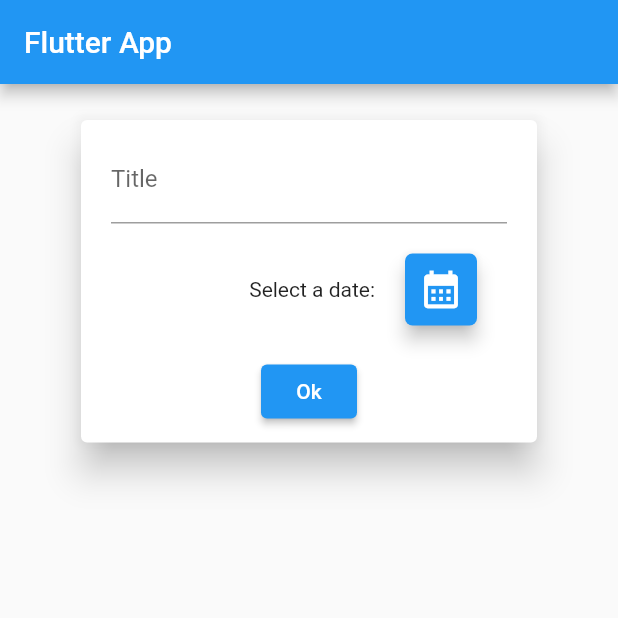
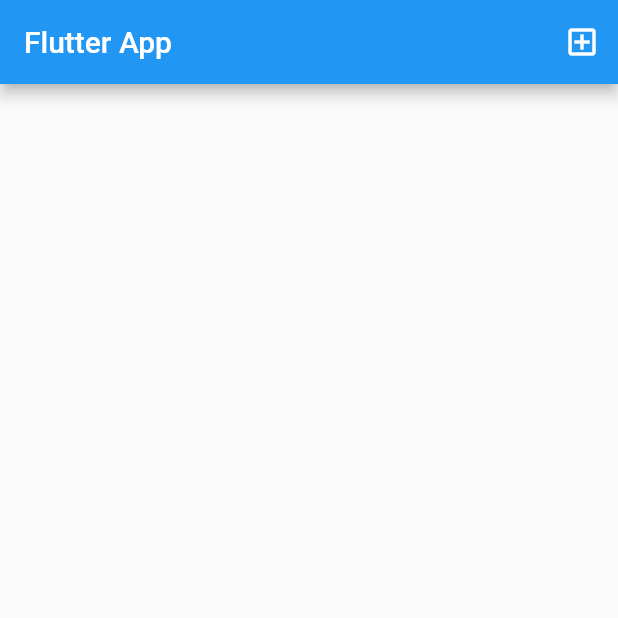
Before and after one commit to venijamin/MIS_labs, a Flutter app: the screen it shows after launch, on a phone screen of 412 x 824 dp, the top half of it. Run offline on Flutter 3.47's test engine with Material 2 defaults, Android fonts, the phone set to English and light mode, and no system bars.

Commit message:
finished lab_3

```diff
--- a/lab_3/lib/main.dart
+++ b/lab_3/lib/main.dart
@@ -2,13 +2,17 @@ import 'package:flutter/material.dart';
 import 'package:intl/intl.dart';
 import 'package:lab_3/widgets/course_list.dart';
 import 'package:lab_3/widgets/new_course.dart';
-import 'package:lab_3/widgets/user_course.dart';
 
 import 'models/course.dart';
 
 void main() => runApp(MyApp());
 
-class MyApp extends StatelessWidget {
+class MyApp extends StatefulWidget {
+  @override
+  State<MyApp> createState() => _MyAppState();
+}
+
+class _MyAppState extends State<MyApp> {
   @override
   Widget build(BuildContext context) {
     return MaterialApp(
@@ -18,17 +22,47 @@ class MyApp extends StatelessWidget {
   }
 }
 
-final titleController = TextEditingController();
+class MyHomePage extends StatefulWidget {
+  @override
+  State<MyHomePage> createState() => _MyHomePageState();
+}
 
-class MyHomePage extends StatelessWidget {
+class _MyHomePageState extends State<MyHomePage> {
+  final titleController = TextEditingController();
+
+  final List<Course> _userCourses = [];
+
+  void _addNewCourse(String title, DateTime date) {
+    final newCourse = Course(title: title, date: date);
+
+    setState(() {
+      _userCourses.add(newCourse);
+    });
+  }
+
+  void _startAddNewCourse(BuildContext context) {
+    showModalBottomSheet(
+        context: context,
+        builder: (_) {
+          return NewCourse(_addNewCourse);
+        });
+  }
+
   @override
   Widget build(BuildContext context) {
     return Scaffold(
       appBar: AppBar(
         title: Text('Flutter App'),
+        actions: [
+          IconButton(
+            onPressed: () => _startAddNewCourse(context),
+            icon: Icon(Icons.add_box_outlined),
+            color: Colors.white,
+          )
+        ],
       ),
       body: ListView(children: [
-        UserCourse(),
+        CourseList(_userCourses),
       ]),
     );
   }
--- a/lab_3/lib/widgets/new_course.dart
+++ b/lab_3/lib/widgets/new_course.dart
@@ -81,7 +81,6 @@ class _NewCourseState extends State<NewCourse> {
                         icon: Icon(
                           Icons.calendar_month,
                           color: Colors.white,
-                          size: 30,
                         ),
                       ),
                     ),
--- a/lab_3/lib/widgets/user_course.dart
+++ /dev/null
@@ -1,36 +0,0 @@
-import 'package:flutter/material.dart';
-import 'package:flutter/src/widgets/container.dart';
-import 'package:flutter/src/widgets/framework.dart';
-import 'package:lab_3/widgets/course_list.dart';
-import 'package:lab_3/widgets/new_course.dart';
-
-import '../models/course.dart';
-
-class UserCourse extends StatefulWidget {
-  const UserCourse({super.key});
-
-  @override
-  State<UserCourse> createState() => _UserCourseState();
-}
-
-class _UserCourseState extends State<UserCourse> {
-  final List<Course> _userCourses = [];
-
-  void _addNewCourse(String title, DateTime date) {
-    final newCourse = Course(title: title, date: date);
-
-    setState(() {
-      _userCourses.add(newCourse);
-    });
-  }
-
-  @override
-  Widget build(BuildContext context) {
-    return Column(
-      children: [
-        NewCourse(_addNewCourse),
-        CourseList(_userCourses),
-      ],
-    );
-  }
-}
```
